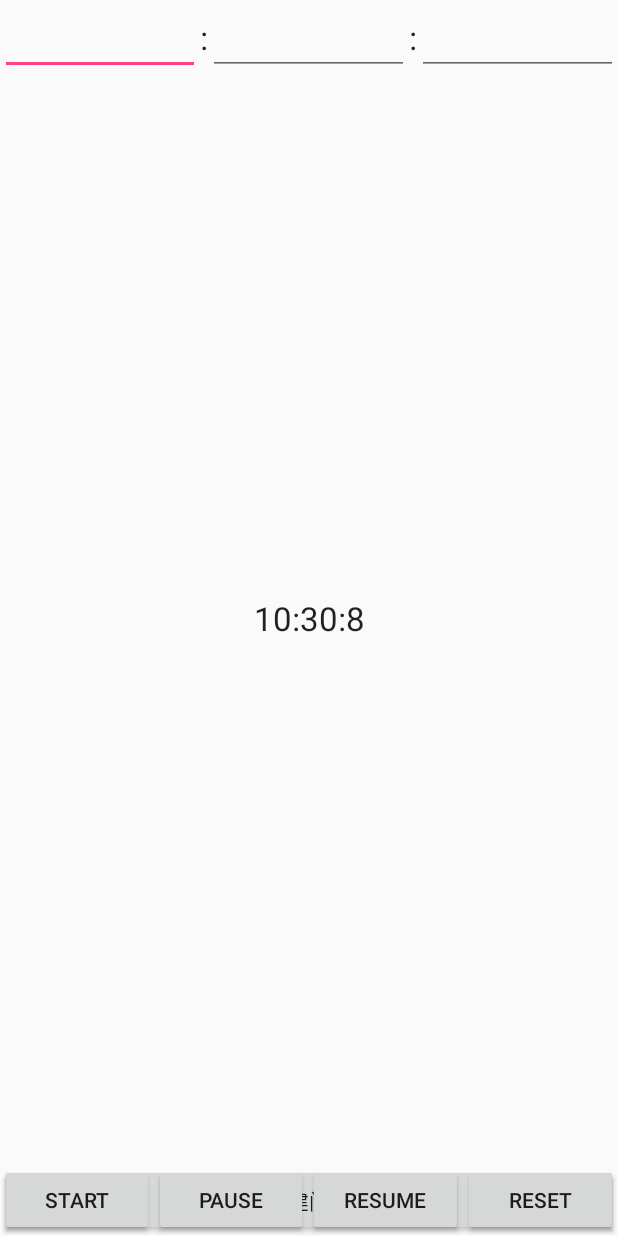
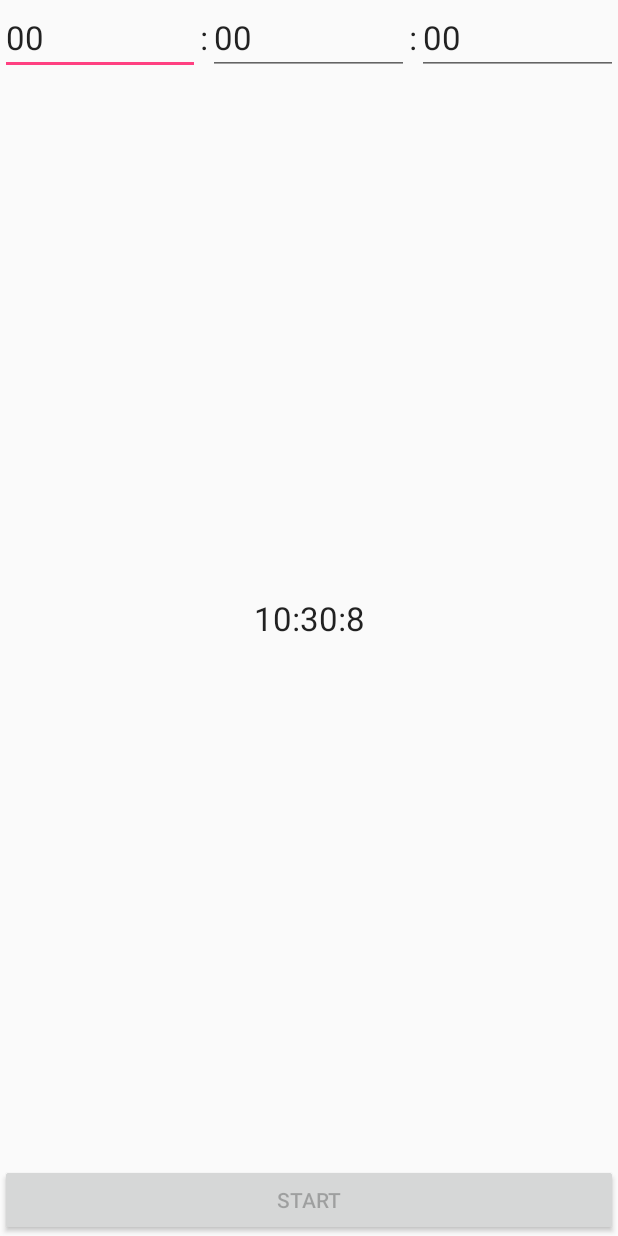
Before and after one commit to ZaleJ/JzlClock_Progect, an Android app: the screen it shows after launch (MainActivity), on a phone screen of 412 x 824 dp. Run offline under Robolectric (Android 15) with nearby library versions, the phone set to English and light mode, and no system bars.

```diff
--- a/app/src/main/java/com/jzlclock/jzl/jzlclock/TimerView.java
+++ b/app/src/main/java/com/jzlclock/jzl/jzlclock/TimerView.java
@@ -1,10 +1,17 @@
 package com.jzlclock.jzl.jzlclock;
 
 import android.content.Context;
+import android.text.Editable;
+import android.text.TextUtils;
+import android.text.TextWatcher;
 import android.util.AttributeSet;
+import android.view.View;
+import android.widget.Button;
+import android.widget.EditText;
 import android.widget.LinearLayout;
 
 import java.util.Timer;
+import java.util.TimerTask;
 
 /**
  * Created by Administrator on 2016/4/24 0024.
@@ -18,4 +25,126 @@ public class TimerView extends LinearLayout{
     public TimerView(Context context){     // 程序使用构造方法
         super(context);
     }
+
+    @Override
+    protected void onFinishInflate() {
+        super.onFinishInflate();
+
+
+        btnPause = (Button) findViewById(R.id.btnPause);
+        btnResume = (Button) findViewById(R.id.btnResume);
+        btnReset = (Button) findViewById(R.id.btnReset);
+        etHour = (EditText) findViewById(R.id.etHour);
+        etMin = (EditText) findViewById(R.id.etMin);
+        etSec = (EditText) findViewById(R.id.etSec);
+        btnStart = (Button) findViewById(R.id.btnStart);
+
+        btnStart.setOnClickListener(new View.OnClickListener(){
+            @Override
+            public void onClick(View view) {
+                // startTimer();
+            }
+        });
+
+        etHour.setText("00");                                    // 初始化文本
+        etHour.addTextChangedListener(new TextWatcher() {        // 初始化事件
+            @Override
+            public void beforeTextChanged(CharSequence s, int i, int i1, int i2) {}
+
+            @Override
+            public void onTextChanged(CharSequence s, int i, int i1, int i2) {
+                if (!TextUtils.isEmpty(s)) {
+
+                    int value = Integer.parseInt(s.toString());
+
+                    if (value > 59) {
+                        etHour.setText("59");
+                    } else if (value < 0) {
+                        etHour.setText("0");
+                    }
+
+                }
+                checkToEnableBtnStart();
+            }
+
+            @Override
+            public void afterTextChanged(Editable editable) {}
+        });
+        etMin.setText("00");
+        etMin.addTextChangedListener(new TextWatcher() {        // 初始化事件
+            @Override
+            public void beforeTextChanged(CharSequence s, int i, int i1, int i2) {}
+
+            @Override
+            public void onTextChanged(CharSequence s, int i, int i1, int i2) {
+                if (!TextUtils.isEmpty(s)) {
+                    int value = Integer.parseInt(s.toString());
+
+                    if (value > 59) {
+                        etMin.setText("59");
+                    } else if (value < 0) {
+                        etMin.setText("0");
+                    }
+
+                }
+                checkToEnableBtnStart();
+            }
+
+            @Override
+            public void afterTextChanged(Editable editable) {}
+        });
+        etSec.setText("00");
+        etSec.addTextChangedListener(new TextWatcher() {        // 初始化事件
+            @Override
+            public void beforeTextChanged(CharSequence s, int i, int i1, int i2) {}
+
+            @Override
+            public void onTextChanged(CharSequence s, int i, int i1, int i2) {
+                if (!TextUtils.isEmpty(s)) {
+                    int value = Integer.parseInt(s.toString());
+
+                    if (value > 59) {
+                        etSec.setText("59");
+                    } else if (value < 0) {
+                        etSec.setText("0");
+                    }
+
+                }
+                checkToEnableBtnStart();
+            }
+
+            @Override
+            public void afterTextChanged(Editable editable) {}
+        });
+
+        btnStart.setVisibility(View.VISIBLE);     // 可见
+        btnStart.setEnabled(false);               // 不可点（需设置文本数据）
+        btnPause.setVisibility(View.GONE);
+        btnReset.setVisibility(View.GONE);
+        btnResume.setVisibility(View.GONE);
+    }
+
+    private void checkToEnableBtnStart(){
+        btnStart.setEnabled((!TextUtils.isEmpty(etHour.getText())&&Integer.parseInt(etHour.getText().toString()) > 0) ||
+                (!TextUtils.isEmpty(etMin.getText())&&Integer.parseInt(etMin.getText().toString()) > 0) ||
+                ((!TextUtils.isEmpty(etSec.getText()))&&Integer.parseInt(etSec.getText().toString()) > 0));
+    }
+
+    /* TODO
+    private void startTimer(){
+        if (timerTask == null){
+            timerTask = new TimerTask() {
+                @Override
+                public void run() {
+
+                }
+            }
+        }
+    }
+    */
+
+    private Timer timer = new Timer();
+    private TimerTask timerTask = null;
+    private Button btnStart, btnPause, btnResume, btnReset;
+    private EditText etHour, etMin, etSec;
 }
```
